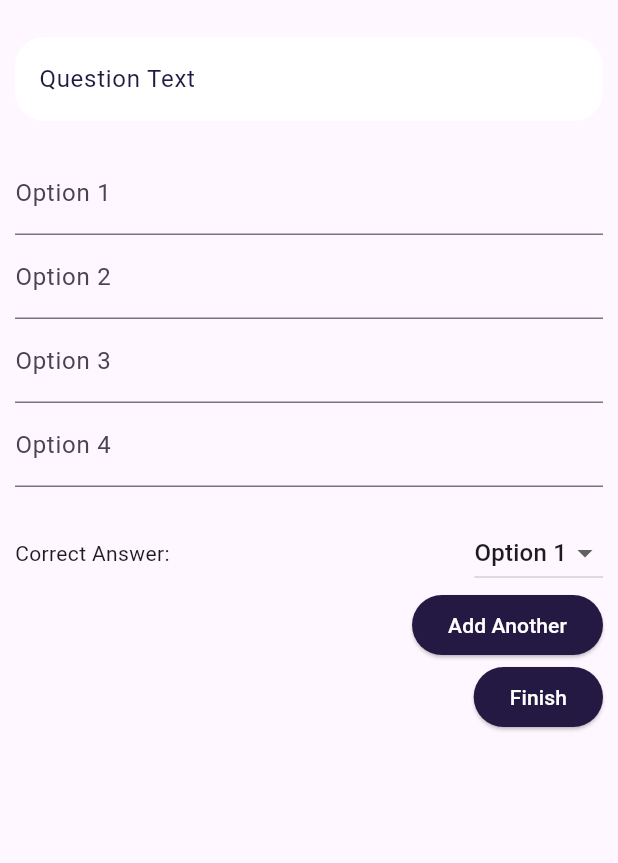
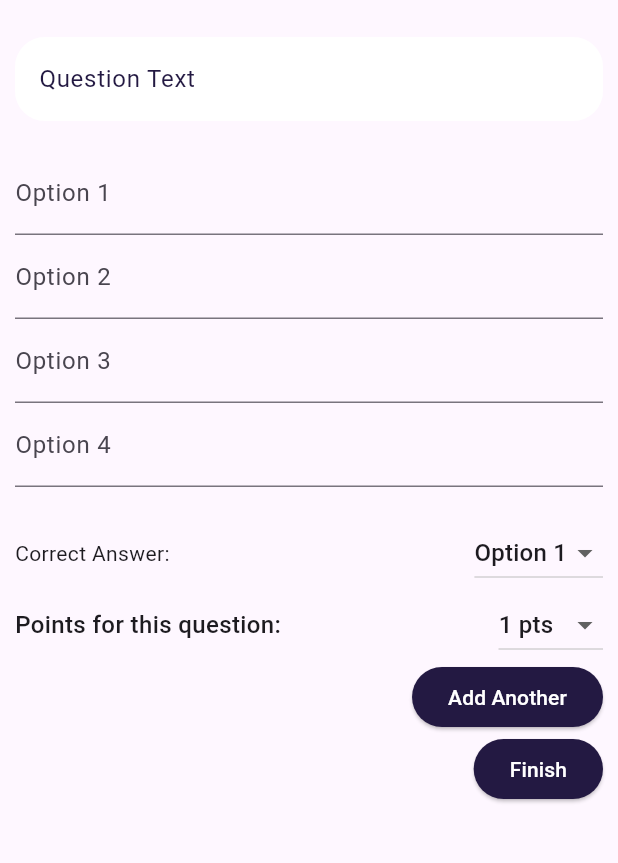
Before and after one commit to maielbaz1612/Quiz_App, a Flutter app: the Create screen opened directly, on a phone screen of 412 x 824 dp, the part 62-925 px from its top. Run offline on Flutter 3.47's test engine with Material 3 defaults, Android fonts, the phone set to English and light mode, and no system bars; our stand-ins replace animated_notch_bottom_bar.

```diff
--- a/lib/screen/create.dart
+++ b/lib/screen/create.dart
@@ -15,6 +15,7 @@ class _CreateState extends State<Create> {
   String quizCode = generateQuizCode();
   int CorrectIndex = 0;
   int points = 1;
+  int currentPoints = 1;
   final questionController = TextEditingController();
   final List<TextEditingController> optionControllers = [
     TextEditingController(),
@@ -85,6 +86,29 @@ class _CreateState extends State<Create> {
               ),
             ],
           ),
+            Row(
+              mainAxisAlignment: MainAxisAlignment.spaceBetween,
+              children: [
+                const Text(
+                  "Points for this question:",
+                  style: TextStyle(fontSize: 16, fontWeight: FontWeight.w500),
+                ),
+                DropdownButton<int>(
+                  value: currentPoints,
+                  items: [1, 2, 5, 10].map((int value) {
+                    return DropdownMenuItem<int>(
+                      value: value,
+                      child: Text("$value pts"),
+                    );
+                  }).toList(),
+                  onChanged: (newValue) {
+                    setState(() {
+                      currentPoints = newValue!;
+                    });
+                  },
+                ),
+              ],
+            ),
 
           ElevatedButton(
             style: ElevatedButton.styleFrom(backgroundColor: Color(0xff231942)),
```
Also changed, not shown: lib/Navigation.dart (added, +71 -0 lines), lib/screen/Home.dart (+2 -12 lines), lib/screen/Start.dart (+5 -2 lines), lib/screen/profile.dart (added, +30 -0 lines).
